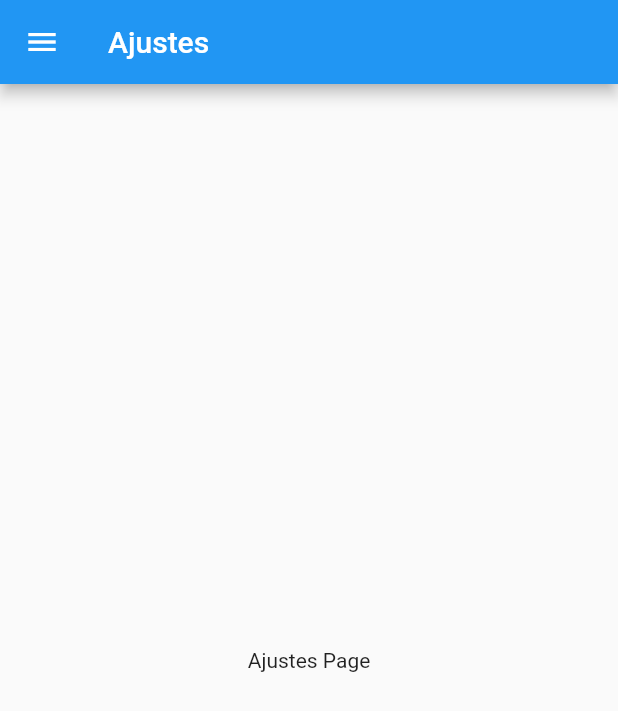
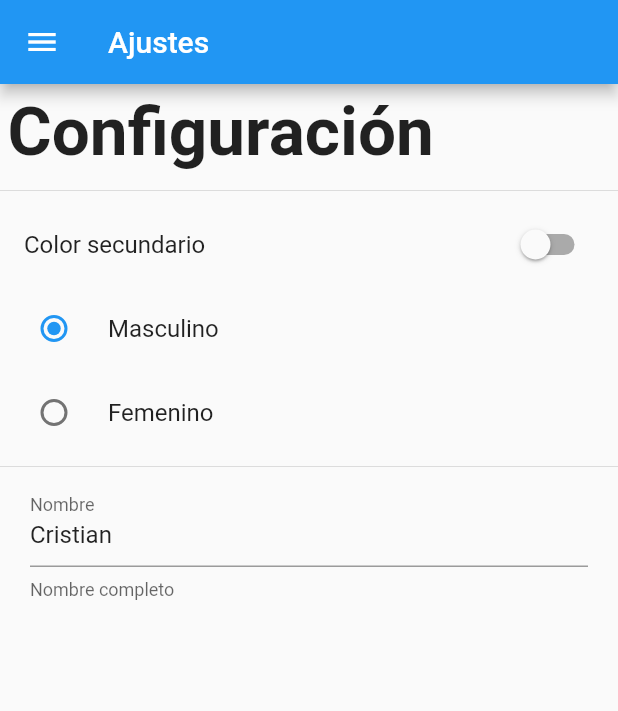
Before and after one commit to CristianX/flutter-preferencias-usuario, a Flutter app: the SettingsPage screen opened by its route, on a phone screen of 412 x 824 dp. Shown: the top 711 px of the screen. Run offline on Flutter 3.47's test engine with Material 2 defaults, Android fonts, the phone set to English and light mode, and no system bars.

Commit message:
Implementando diseño de la pantalla settings_page

```diff
--- a/lib/src/pages/settings_page.dart
+++ b/lib/src/pages/settings_page.dart
@@ -3,10 +3,31 @@ import 'package:flutter/material.dart';
 // Widget
 import 'package:preferenciasusuario/src/widgets/menuLateral_widget.dart';
 
-class SettingsPage extends StatelessWidget {
+class SettingsPage extends StatefulWidget {
 
 // Definiendo nombre de la página para otra forma de enrutamiento
 static final String routeName = 'settings';
+
+  @override
+  _SettingsPageState createState() => _SettingsPageState();
+}
+
+class _SettingsPageState extends State<SettingsPage> {
+
+  bool _colorSecundario = false;
+  int _genero = 1;
+  String _nombre = 'Cristian';
+
+  // Controller del campo de teto
+  TextEditingController _textController;
+
+  // Cuando se inicie el página
+  @override
+  void initState() {
+    super.initState();
+    _textController = new TextEditingController( text: _nombre );
+  }
+
 
   @override
   Widget build(BuildContext context) {
@@ -17,8 +38,61 @@ static final String routeName = 'settings';
        ),
       //  Aplicando menú lateral
        drawer: MenuLateralWidget(),
-       body: Center(
-         child: Text('Ajustes Page'),
+       body: ListView(
+         children: <Widget>[
+           Container(
+             padding: EdgeInsets.all(5.0),
+             child: Text('Configuración', style: TextStyle( fontSize: 45.0, fontWeight: FontWeight.bold )),
+           ),
+
+          //  Crea una línea de separación
+           Divider(),
+           SwitchListTile(
+             value: _colorSecundario,
+             title: Text('Color secundario'),
+             onChanged: ( value ){
+              //  Para redibujar
+               setState(() {
+               _colorSecundario = value;
+               });
+              },
+            ),
+
+            RadioListTile(
+              value: 1,
+              title: Text('Masculino'),
+              groupValue: _genero,
+              onChanged: ( value ) {
+                setState(() {
+                _genero = value;
+                });
+              },
+            ),
+            RadioListTile(
+              value: 2,
+              title: Text('Femenino'),
+              groupValue: _genero,
+              onChanged: ( value ) {
+                setState(() {
+                _genero = value;
+                });
+              },
+            ),
+
+            Divider(),
+
+            Container(
+              padding: EdgeInsets.symmetric( horizontal: 20.0 ),
+              child: TextField(
+                controller: _textController,
+                decoration: InputDecoration(
+                  labelText: 'Nombre',
+                  helperText: 'Nombre completo'
+                ),
+                onChanged: ( value ) {},
+              ),
+            )
+         ],
        )
 
     );
```
